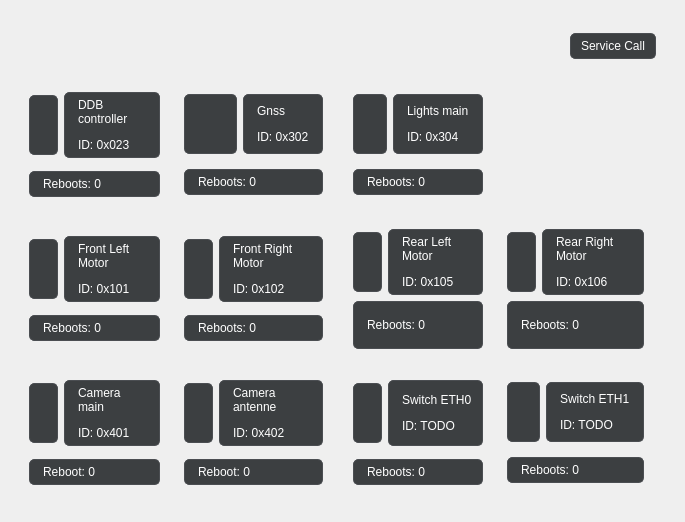
The window that rover_gui/ui/ui/DeviceStatus.ui (robotique-udes/rover) describes before a commit, drawn with Qt 5.
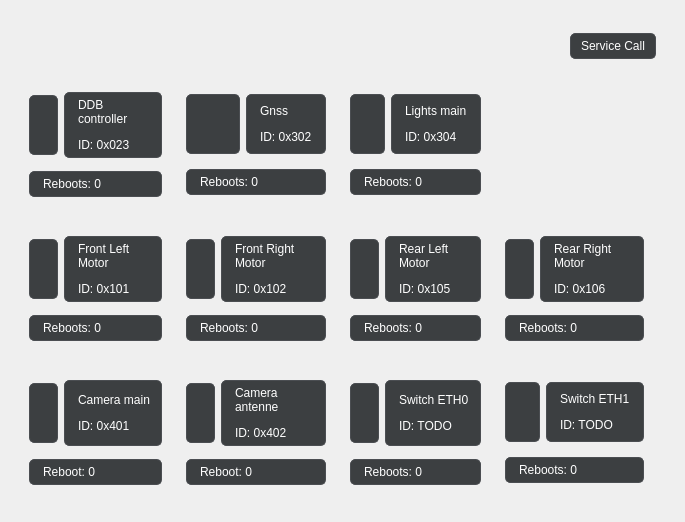
The same window after the commit. Icons and pictures are not drawn.

The edit to the form file:
```diff
--- a/rover_gui/ui/ui/DeviceStatus.ui
+++ b/rover_gui/ui/ui/DeviceStatus.ui
@@ -23,14 +23,14 @@
 }</string>
   </property>
   <layout class="QGridLayout" name="gridLayout_2">
-   <item row="0" column="4">
+   <item row="0" column="5">
     <widget class="QWidget" name="deviceInfos" native="true">
      <layout class="QGridLayout" name="gridLayout">
-      <item row="3" column="4">
-       <widget class="QWidget" name="switchETH0_2" native="true">
-        <layout class="QGridLayout" name="gridLayout_12">
+      <item row="2" column="3">
+       <widget class="QWidget" name="rearleftMotor" native="true">
+        <layout class="QGridLayout" name="gridLayout_9">
          <item row="0" column="0">
-          <widget class="QLabel" name="switchETH0Icon">
+          <widget class="QLabel" name="rearleftMotorIcon">
            <property name="enabled">
             <bool>true</bool>
            </property>
@@ -56,15 +56,25 @@
             <string/>
            </property>
            <property name="pixmap">
-            <pixmap resource="../../src/Global/Constant/resources.qrc">:/icons/icons/ethswitch.png</pixmap>
+            <pixmap resource="../../src/Global/Constant/resources.qrc">:/icons/icons/motor.png</pixmap>
            </property>
            <property name="scaledContents">
             <bool>true</bool>
            </property>
           </widget>
          </item>
+         <item row="0" column="1">
+          <widget class="QLabel" name="rearleftMotorInfo">
+           <property name="text">
+            <string>&lt;html&gt;&lt;head/&gt;&lt;body&gt;&lt;p&gt;Rear Left Motor&lt;/p&gt;&lt;p&gt;ID: 0x105&lt;/p&gt;&lt;/body&gt;&lt;/html&gt;</string>
+           </property>
+           <property name="wordWrap">
+            <bool>true</bool>
+           </property>
+          </widget>
+         </item>
          <item row="1" column="0" colspan="2">
-          <widget class="QLabel" name="switchETH0Reboot">
+          <widget class="QLabel" name="rearleftMotorReboot">
            <property name="sizePolicy">
             <sizepolicy hsizetype="Preferred" vsizetype="Maximum">
              <horstretch>0</horstretch>
@@ -79,16 +89,6 @@
            </property>
           </widget>
          </item>
-         <item row="0" column="1">
-          <widget class="QLabel" name="switchETH0Info">
-           <property name="text">
-            <string>&lt;html&gt;&lt;head/&gt;&lt;body&gt;&lt;p&gt;Switch ETH0&lt;/p&gt;&lt;p&gt;ID: TODO&lt;/p&gt;&lt;/body&gt;&lt;/html&gt;</string>
-           </property>
-           <property name="wordWrap">
-            <bool>true</bool>
-           </property>
-          </widget>
-         </item>
         </layout>
        </widget>
       </item>
@@ -224,66 +224,6 @@
         </layout>
        </widget>
       </item>
-      <item row="2" column="5">
-       <widget class="QWidget" name="rearrightMotor" native="true">
-        <layout class="QGridLayout" name="gridLayout_10">
-         <item row="1" column="1" colspan="2">
-          <widget class="QLabel" name="rearrightMotorReboot">
-           <property name="styleSheet">
-            <string notr="true"/>
-           </property>
-           <property name="text">
-            <string>&lt;html&gt;&lt;head/&gt;&lt;body&gt;&lt;p&gt;Reboots: 0&lt;/p&gt;&lt;/body&gt;&lt;/html&gt;</string>
-           </property>
-          </widget>
-         </item>
-         <item row="0" column="2">
-          <widget class="QLabel" name="rearrightMotorInfo">
-           <property name="text">
-            <string>&lt;html&gt;&lt;head/&gt;&lt;body&gt;&lt;p&gt;Rear Right Motor&lt;/p&gt;&lt;p&gt;ID: 0x106&lt;/p&gt;&lt;/body&gt;&lt;/html&gt;</string>
-           </property>
-           <property name="wordWrap">
-            <bool>true</bool>
-           </property>
-          </widget>
-         </item>
-         <item row="0" column="1">
-          <widget class="QLabel" name="rearrightMotorIcon">
-           <property name="enabled">
-            <bool>true</bool>
-           </property>
-           <property name="sizePolicy">
-            <sizepolicy hsizetype="Minimum" vsizetype="Minimum">
-             <horstretch>0</horstretch>
-             <verstretch>0</verstretch>
-            </sizepolicy>
-           </property>
-           <property name="maximumSize">
-            <size>
-             <width>60</width>
-             <height>60</height>
-            </size>
-           </property>
-           <property name="autoFillBackground">
-            <bool>false</bool>
-           </property>
-           <property name="lineWidth">
-            <number>1</number>
-           </property>
-           <property name="text">
-            <string/>
-           </property>
-           <property name="pixmap">
-            <pixmap resource="../../src/Global/Constant/resources.qrc">:/icons/icons/motor.png</pixmap>
-           </property>
-           <property name="scaledContents">
-            <bool>true</bool>
-           </property>
-          </widget>
-         </item>
-        </layout>
-       </widget>
-      </item>
       <item row="2" column="1">
        <widget class="QWidget" name="frontleftMotor" native="true">
         <layout class="QGridLayout" name="gridLayout_11">
@@ -416,7 +356,7 @@
         </layout>
        </widget>
       </item>
-      <item row="0" column="1" colspan="7">
+      <item row="0" column="1" colspan="6">
        <widget class="QWidget" name="serviceCall" native="true">
         <property name="sizePolicy">
          <sizepolicy hsizetype="Minimum" vsizetype="Minimum">
@@ -470,6 +410,72 @@
         </layout>
        </widget>
       </item>
+      <item row="3" column="3">
+       <widget class="QWidget" name="switchETH0_2" native="true">
+        <layout class="QGridLayout" name="gridLayout_12">
+         <item row="0" column="0">
+          <widget class="QLabel" name="switchETH0Icon">
+           <property name="enabled">
+            <bool>true</bool>
+           </property>
+           <property name="sizePolicy">
+            <sizepolicy hsizetype="Minimum" vsizetype="Minimum">
+             <horstretch>0</horstretch>
+             <verstretch>0</verstretch>
+            </sizepolicy>
+           </property>
+           <property name="maximumSize">
+            <size>
+             <width>60</width>
+             <height>60</height>
+            </size>
+           </property>
+           <property name="autoFillBackground">
+            <bool>false</bool>
+           </property>
+           <property name="lineWidth">
+            <number>1</number>
+           </property>
+           <property name="text">
+            <string/>
+           </property>
+           <property name="pixmap">
+            <pixmap resource="../../src/Global/Constant/resources.qrc">:/icons/icons/ethswitch.png</pixmap>
+           </property>
+           <property name="scaledContents">
+            <bool>true</bool>
+           </property>
+          </widget>
+         </item>
+         <item row="1" column="0" colspan="2">
+          <widget class="QLabel" name="switchETH0Reboot">
+           <property name="sizePolicy">
+            <sizepolicy hsizetype="Preferred" vsizetype="Maximum">
+             <horstretch>0</horstretch>
+             <verstretch>0</verstretch>
+            </sizepolicy>
+           </property>
+           <property name="styleSheet">
+            <string notr="true"/>
+           </property>
+           <property name="text">
+            <string>&lt;html&gt;&lt;head/&gt;&lt;body&gt;&lt;p&gt;Reboots: 0&lt;/p&gt;&lt;/body&gt;&lt;/html&gt;</string>
+           </property>
+          </widget>
+         </item>
+         <item row="0" column="1">
+          <widget class="QLabel" name="switchETH0Info">
+           <property name="text">
+            <string>&lt;html&gt;&lt;head/&gt;&lt;body&gt;&lt;p&gt;Switch ETH0&lt;/p&gt;&lt;p&gt;ID: TODO&lt;/p&gt;&lt;/body&gt;&lt;/html&gt;</string>
+           </property>
+           <property name="wordWrap">
+            <bool>true</bool>
+           </property>
+          </widget>
+         </item>
+        </layout>
+       </widget>
+      </item>
       <item row="3" column="2">
        <widget class="QWidget" name="cameraAntenne" native="true">
         <layout class="QGridLayout" name="gridLayout_8">
@@ -536,6 +542,72 @@
         </layout>
        </widget>
       </item>
+      <item row="3" column="4">
+       <widget class="QWidget" name="switchETH1" native="true">
+        <layout class="QGridLayout" name="gridLayout_14">
+         <item row="0" column="0">
+          <widget class="QLabel" name="switchETH1Icon">
+           <property name="enabled">
+            <bool>true</bool>
+           </property>
+           <property name="sizePolicy">
+            <sizepolicy hsizetype="Minimum" vsizetype="Minimum">
+             <horstretch>0</horstretch>
+             <verstretch>0</verstretch>
+            </sizepolicy>
+           </property>
+           <property name="maximumSize">
+            <size>
+             <width>60</width>
+             <height>60</height>
+            </size>
+           </property>
+           <property name="autoFillBackground">
+            <bool>false</bool>
+           </property>
+           <property name="lineWidth">
+            <number>1</number>
+           </property>
+           <property name="text">
+            <string/>
+           </property>
+           <property name="pixmap">
+            <pixmap resource="../../src/Global/Constant/resources.qrc">:/icons/icons/ethswitch.png</pixmap>
+           </property>
+           <property name="scaledContents">
+            <bool>true</bool>
+           </property>
+          </widget>
+         </item>
+         <item row="1" column="0" colspan="2">
+          <widget class="QLabel" name="switchETH1Reboot">
+           <property name="sizePolicy">
+            <sizepolicy hsizetype="Preferred" vsizetype="Maximum">
+             <horstretch>0</horstretch>
+             <verstretch>0</verstretch>
+            </sizepolicy>
+           </property>
+           <property name="styleSheet">
+            <string notr="true"/>
+           </property>
+           <property name="text">
+            <string>&lt;html&gt;&lt;head/&gt;&lt;body&gt;&lt;p&gt;Reboots: 0&lt;/p&gt;&lt;/body&gt;&lt;/html&gt;</string>
+           </property>
+          </widget>
+         </item>
+         <item row="0" column="1">
+          <widget class="QLabel" name="switchETH1Info">
+           <property name="text">
+            <string>&lt;html&gt;&lt;head/&gt;&lt;body&gt;&lt;p&gt;Switch ETH1&lt;/p&gt;&lt;p&gt;ID: TODO&lt;/p&gt;&lt;/body&gt;&lt;/html&gt;</string>
+           </property>
+           <property name="wordWrap">
+            <bool>true</bool>
+           </property>
+          </widget>
+         </item>
+        </layout>
+       </widget>
+      </item>
       <item row="1" column="1">
        <widget class="QWidget" name="ddbController" native="true">
         <layout class="QGridLayout" name="gridLayout_18">
@@ -576,7 +648,7 @@
             <string/>
            </property>
            <property name="pixmap">
-            <pixmap resource="../../src/Global/Constant/resources.qrc">:/icons/icons/motor.png</pixmap>
+            <pixmap resource="../../src/Global/Constant/resources.qrc">:/icons/icons/ddb.png</pixmap>
            </property>
            <property name="scaledContents">
             <bool>true</bool>
@@ -602,70 +674,7 @@
         </layout>
        </widget>
       </item>
-      <item row="1" column="5">
-       <widget class="QWidget" name="widget" native="true"/>
-      </item>
-      <item row="2" column="4">
-       <widget class="QWidget" name="rearleftMotor" native="true">
-        <layout class="QGridLayout" name="gridLayout_9">
-         <item row="0" column="0">
-          <widget class="QLabel" name="rearleftMotorIcon">
-           <property name="enabled">
-            <bool>true</bool>
-           </property>
-           <property name="sizePolicy">
-            <sizepolicy hsizetype="Minimum" vsizetype="Minimum">
-             <horstretch>0</horstretch>
-             <verstretch>0</verstretch>
-            </sizepolicy>
-           </property>
-           <property name="maximumSize">
-            <size>
-             <width>60</width>
-             <height>60</height>
-            </size>
-           </property>
-           <property name="autoFillBackground">
-            <bool>false</bool>
-           </property>
-           <property name="lineWidth">
-            <number>1</number>
-           </property>
-           <property name="text">
-            <string/>
-           </property>
-           <property name="pixmap">
-            <pixmap resource="../../src/Global/Constant/resources.qrc">:/icons/icons/motor.png</pixmap>
-           </property>
-           <property name="scaledContents">
-            <bool>true</bool>
-           </property>
-          </widget>
-         </item>
-         <item row="0" column="1">
-          <widget class="QLabel" name="rearleftMotorInfo">
-           <property name="text">
-            <string>&lt;html&gt;&lt;head/&gt;&lt;body&gt;&lt;p&gt;Rear Left Motor&lt;/p&gt;&lt;p&gt;ID: 0x105&lt;/p&gt;&lt;/body&gt;&lt;/html&gt;</string>
-           </property>
-           <property name="wordWrap">
-            <bool>true</bool>
-           </property>
-          </widget>
-         </item>
-         <item row="1" column="0" colspan="2">
-          <widget class="QLabel" name="rearleftMotorReboot">
-           <property name="styleSheet">
-            <string notr="true"/>
-           </property>
-           <property name="text">
-            <string>&lt;html&gt;&lt;head/&gt;&lt;body&gt;&lt;p&gt;Reboots: 0&lt;/p&gt;&lt;/body&gt;&lt;/html&gt;</string>
-           </property>
-          </widget>
-         </item>
-        </layout>
-       </widget>
-      </item>
-      <item row="1" column="4">
+      <item row="1" column="3">
        <widget class="QWidget" name="lightsMain" native="true">
         <layout class="QGridLayout" name="gridLayout_16">
          <item row="0" column="1">
@@ -731,11 +740,37 @@
         </layout>
        </widget>
       </item>
-      <item row="3" column="5">
-       <widget class="QWidget" name="switchETH1" native="true">
-        <layout class="QGridLayout" name="gridLayout_14">
-         <item row="0" column="0">
-          <widget class="QLabel" name="switchETH1Icon">
+      <item row="2" column="4">
+       <widget class="QWidget" name="rearrightMotor" native="true">
+        <layout class="QGridLayout" name="gridLayout_10">
+         <item row="1" column="1" colspan="2">
+          <widget class="QLabel" name="rearrightMotorReboot">
+           <property name="sizePolicy">
+            <sizepolicy hsizetype="Preferred" vsizetype="Maximum">
+             <horstretch>0</horstretch>
+             <verstretch>0</verstretch>
+            </sizepolicy>
+           </property>
+           <property name="styleSheet">
+            <string notr="true"/>
+           </property>
+           <property name="text">
+            <string>&lt;html&gt;&lt;head/&gt;&lt;body&gt;&lt;p&gt;Reboots: 0&lt;/p&gt;&lt;/body&gt;&lt;/html&gt;</string>
+           </property>
+          </widget>
+         </item>
+         <item row="0" column="2">
+          <widget class="QLabel" name="rearrightMotorInfo">
+           <property name="text">
+            <string>&lt;html&gt;&lt;head/&gt;&lt;body&gt;&lt;p&gt;Rear Right Motor&lt;/p&gt;&lt;p&gt;ID: 0x106&lt;/p&gt;&lt;/body&gt;&lt;/html&gt;</string>
+           </property>
+           <property name="wordWrap">
+            <bool>true</bool>
+           </property>
+          </widget>
+         </item>
+         <item row="0" column="1">
+          <widget class="QLabel" name="rearrightMotorIcon">
            <property name="enabled">
             <bool>true</bool>
            </property>
@@ -761,39 +796,13 @@
             <string/>
            </property>
            <property name="pixmap">
-            <pixmap resource="../../src/Global/Constant/resources.qrc">:/icons/icons/ethswitch.png</pixmap>
+            <pixmap resource="../../src/Global/Constant/resources.qrc">:/icons/icons/motor.png</pixmap>
            </property>
            <property name="scaledContents">
             <bool>true</bool>
            </property>
           </widget>
          </item>
-         <item row="1" column="0" colspan="2">
-          <widget class="QLabel" name="switchETH1Reboot">
-           <property name="sizePolicy">
-            <sizepolicy hsizetype="Preferred" vsizetype="Maximum">
-             <horstretch>0</horstretch>
-             <verstretch>0</verstretch>
-            </sizepolicy>
-           </property>
-           <property name="styleSheet">
-            <string notr="true"/>
-           </property>
-           <property name="text">
-            <string>&lt;html&gt;&lt;head/&gt;&lt;body&gt;&lt;p&gt;Reboots: 0&lt;/p&gt;&lt;/body&gt;&lt;/html&gt;</string>
-           </property>
-          </widget>
-         </item>
-         <item row="0" column="1">
-          <widget class="QLabel" name="switchETH1Info">
-           <property name="text">
-            <string>&lt;html&gt;&lt;head/&gt;&lt;body&gt;&lt;p&gt;Switch ETH1&lt;/p&gt;&lt;p&gt;ID: TODO&lt;/p&gt;&lt;/body&gt;&lt;/html&gt;</string>
-           </property>
-           <property name="wordWrap">
-            <bool>true</bool>
-           </property>
-          </widget>
-         </item>
         </layout>
        </widget>
       </item>
```
